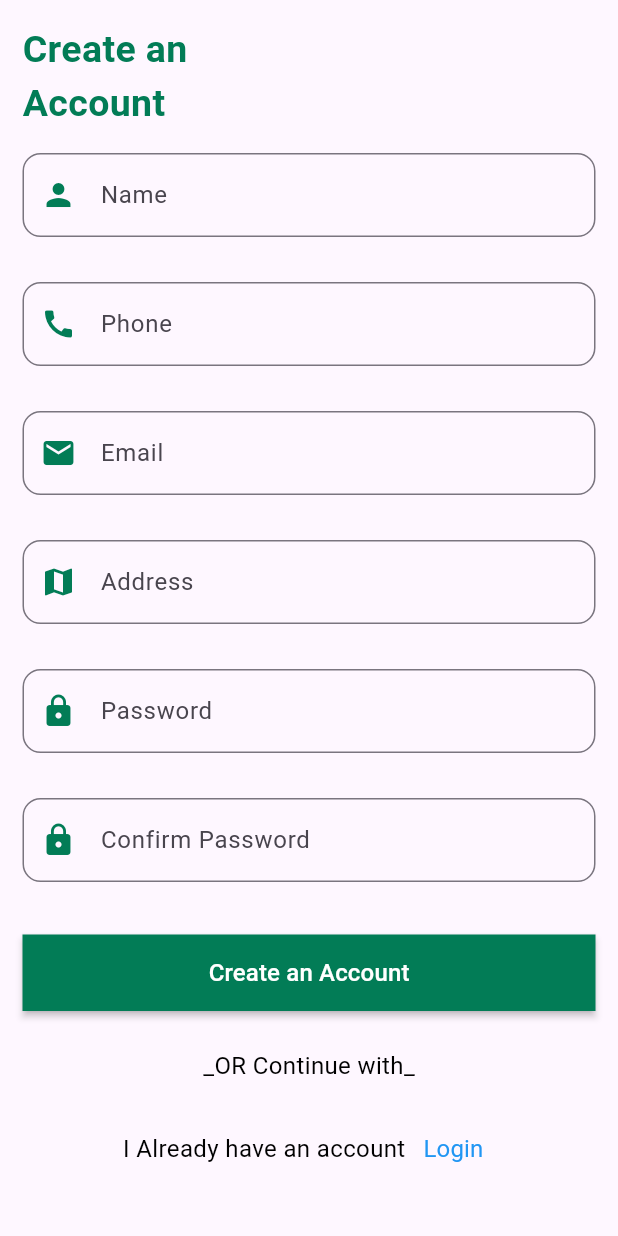
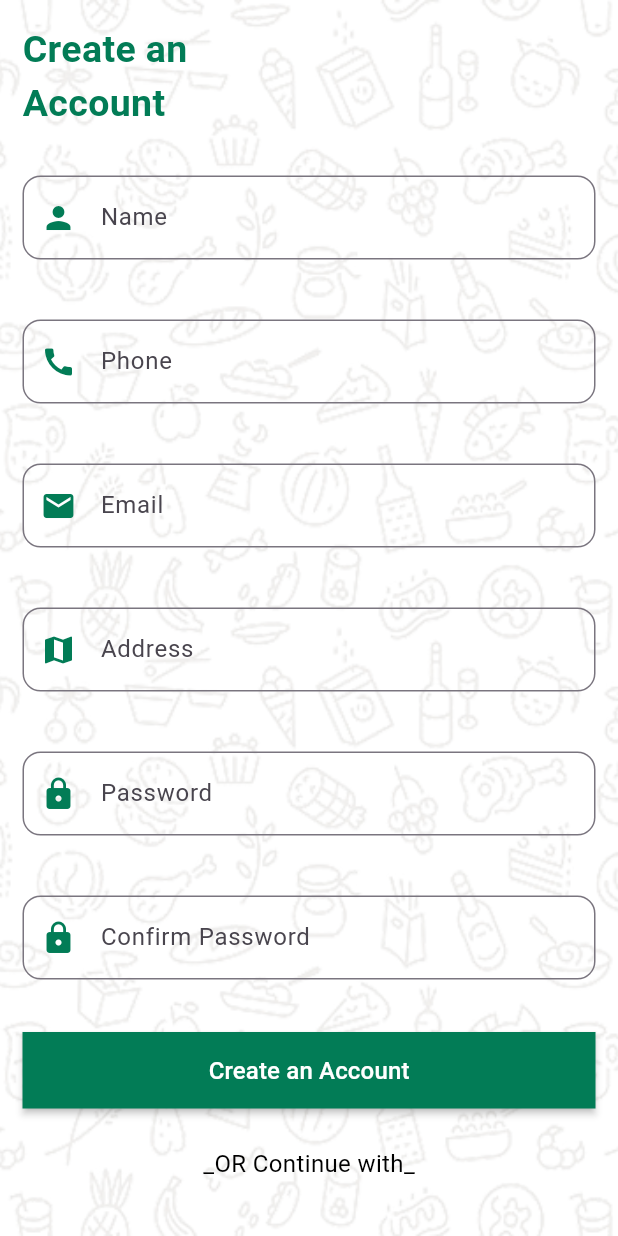
Before and after one commit to abdullah-habeel/Horeca-App, a Flutter app: the SignupPage screen opened directly, on a phone screen of 412 x 824 dp. Run offline on Flutter 3.47's test engine with Material 3 defaults, Android fonts, the phone set to English and light mode, and no system bars; our stand-ins replace carousel_slider, get, smooth_page_indicator.

```diff
--- a/lib/main.dart
+++ b/lib/main.dart
@@ -21,7 +21,7 @@ class MyApp extends StatelessWidget {
         useMaterial3: true,
       ),
       // getPages: Approutes.routes(),
-      // initialRoute: MyRoutename.splash,
+      // initialRoute: MyRoutename.splash1,
       home: const Paging(),
     );
   }
--- a/lib/router/route.dart
+++ b/lib/router/route.dart
@@ -2,11 +2,20 @@ import 'package:final_project/router/route_name.dart';
 import 'package:final_project/view/account/forget_pass.dart';
 import 'package:final_project/view/account/login.dart';
 import 'package:final_project/view/account/signup.dart';
+import 'package:final_project/view/splash/onboarding1.dart';
+import 'package:final_project/view/splash/onboarding2.dart';
+import 'package:final_project/view/splash/onboarding3.dart';
+import 'package:final_project/view/splash/onboarding4.dart';
 // import 'package:flutter/material.dart';
 import 'package:get/get.dart';
 
 class Approutes {
   static routes() => [
+    GetPage(name: MyRoutename.splash1, page: () => const Splash1()),
+    GetPage(name: MyRoutename.splash2, page: () => const Splash2()),
+    GetPage(name: MyRoutename.splash3, page: () => const Splash3()),
+    GetPage(name: MyRoutename.splash4, page: () => const Splash4()),
+
     GetPage(name: MyRoutename.login, page: () => const LoginPage()),
     GetPage(name: MyRoutename.signup, page: () => const SignupPage()),
     GetPage(name: MyRoutename.forget, page: () => const ForgetPage()),
--- a/lib/router/route_name.dart
+++ b/lib/router/route_name.dart
@@ -1,5 +1,9 @@
 class MyRoutename {
-  static const String splash = '/Splash';
+  static const String splash1 = '/Splash1';
+  static const String splash2 = '/Splash2';
+  static const String splash3 = '/Splash3';
+  static const String splash4 = '/Splash4';
+
   static const String login = '/Login';
   static const String signup = '/Signup';
   static const String forget = '/Forget';
--- a/lib/view/account/signup.dart
+++ b/lib/view/account/signup.dart
@@ -1,12 +1,13 @@
+import 'package:flutter/material.dart';
+import 'package:get/get.dart';
 import 'package:final_project/custom_widgets/custom_color.dart';
 import 'package:final_project/custom_widgets/custom_eleveted_button.dart';
 import 'package:final_project/custom_widgets/custom_text.dart';
 import 'package:final_project/custom_widgets/custom_textbutton.dart';
 import 'package:final_project/custom_widgets/custom_textformfield.dart';
 import 'package:final_project/custom_widgets/gapbox.dart';
+import 'package:final_project/custom_widgets/custom_images.dart';
 import 'package:final_project/router/route_name.dart';
-import 'package:flutter/material.dart';
-import 'package:get/get.dart';
 
 class SignupPage extends StatelessWidget {
   const SignupPage({super.key});
@@ -14,7 +15,13 @@ class SignupPage extends StatelessWidget {
   @override
   Widget build(BuildContext context) {
     return Scaffold(
-      body: SingleChildScrollView(
+      body: SizedBox.expand(
+        child: Stack(
+          children: [
+            Positioned.fill(
+              child: Image.asset(ProjectImages.background, fit: BoxFit.cover),
+            ),
+            SingleChildScrollView(
               child: SafeArea(
                 child: Padding(
                   padding: const EdgeInsets.all(15.0),
@@ -27,43 +34,45 @@ class SignupPage extends StatelessWidget {
                         fontWeight: FontWeight.bold,
                         color: AppColors.greendark,
                       ),
+                      GapBox(15),
                       CustomTextFormField(
                         labelText: 'Name',
-                  hintText: 'Enter  your Name here',
+                        hintText: 'Enter your Name here',
                         prefixIcon: Icons.person,
                       ),
-
+                      GapBox(10),
                       CustomTextFormField(
                         labelText: 'Phone',
                         hintText: 'Enter your Phone No.',
                         prefixIcon: Icons.call,
                       ),
-
+                      GapBox(10),
                       CustomTextFormField(
                         labelText: 'Email',
                         hintText: 'Enter your Email here',
                         prefixIcon: Icons.email,
                       ),
-
+                      GapBox(10),
                       CustomTextFormField(
                         labelText: 'Address',
                         hintText: 'Address',
                         prefixIcon: Icons.map,
                       ),
-
+                      GapBox(10),
                       CustomTextFormField(
                         labelText: 'Password',
                         hintText: 'Password',
                         prefixIcon: Icons.lock,
+                        obscureText: true,
                       ),
-
+                      GapBox(10),
                       CustomTextFormField(
                         labelText: 'Confirm Password',
                         hintText: 'Confirm Password',
                         prefixIcon: Icons.lock,
+                        obscureText: true,
                       ),
                       GapBox(20),
-
                       CustomElevatedButton(
                         label: 'Create an Account',
                         bgColor: AppColors.greendark,
@@ -72,19 +81,22 @@ class SignupPage extends StatelessWidget {
                         },
                       ),
                       GapBox(25),
-
                       Align(
                         alignment: Alignment.center,
                         child: CustomText(text: '_OR Continue with_'),
                       ),
                       GapBox(20),
-
                       Row(
                         mainAxisAlignment: MainAxisAlignment.center,
                         children: [
-                    CustomText(text: ' I Already have an account'),
-                    GapBox(20),
-                    CustomTextButton(label: 'Login', onPressed: () {}),
+                          CustomText(text: 'I already have an account'),
+                          GapBox(10),
+                          CustomTextButton(
+                            label: 'Login',
+                            onPressed: () {
+                              Get.toNamed(MyRoutename.login);
+                            },
+                          ),
                         ],
                       ),
                     ],
@@ -92,6 +104,9 @@ class SignupPage extends StatelessWidget {
                 ),
               ),
             ),
+          ],
+        ),
+      ),
     );
   }
 }
--- a/lib/view/home/product.dart
+++ b/lib/view/home/product.dart
@@ -3,7 +3,6 @@ import 'package:final_project/custom_widgets/searchtile.dart';
 import 'package:flutter/material.dart';
 import 'package:final_project/custom_widgets/appbar_class.dart';
 import 'package:final_project/custom_widgets/bottom_navigation_bar.dart';
-import 'package:final_project/custom_widgets/custom_color.dart';
 import 'package:final_project/custom_widgets/gradant_container.dart';
 import 'package:final_project/custom_widgets/custom_images.dart';
 
--- a/lib/view/splash/onboarding1.dart
+++ b/lib/view/splash/onboarding1.dart
@@ -1,6 +1,8 @@
 import 'package:final_project/custom_widgets/custom_images.dart';
 import 'package:final_project/custom_widgets/splash_widget.dart';
+import 'package:final_project/router/route_name.dart';
 import 'package:flutter/material.dart';
+import 'package:get/get.dart';
 
 class Splash1 extends StatelessWidget {
   const Splash1({super.key});
@@ -13,7 +15,9 @@ class Splash1 extends StatelessWidget {
         title: 'Get Food Delivered \nto Your Doorstep',
         imagePath: ProjectImages.onboarding1,
         buttonLabel: 'next',
-        onPressed: () {},
+        onPressed: () {
+          Get.toNamed(MyRoutename.splash2);
+        },
       ),
     );
   }
--- a/lib/view/splash/onboarding2.dart
+++ b/lib/view/splash/onboarding2.dart
@@ -1,6 +1,8 @@
 import 'package:final_project/custom_widgets/custom_images.dart';
 import 'package:final_project/custom_widgets/splash_widget.dart';
+import 'package:final_project/router/route_name.dart';
 import 'package:flutter/material.dart';
+import 'package:get/get.dart';
 
 class Splash2 extends StatelessWidget {
   const Splash2({super.key});
@@ -11,7 +13,9 @@ class Splash2 extends StatelessWidget {
       title: 'Discover New Food \nBrands with our APP',
       imagePath: ProjectImages.onboarding2,
       buttonLabel: 'Next',
-      onPressed: () {},
+      onPressed: () {
+        Get.toNamed(MyRoutename.splash3);
+      },
     );
   }
 }
--- a/lib/view/splash/onboarding3.dart
+++ b/lib/view/splash/onboarding3.dart
@@ -1,6 +1,8 @@
 import 'package:final_project/custom_widgets/custom_images.dart';
 import 'package:final_project/custom_widgets/splash_widget.dart';
+import 'package:final_project/router/route_name.dart';
 import 'package:flutter/material.dart';
+import 'package:get/get.dart';
 
 class Splash3 extends StatelessWidget {
   const Splash3({super.key});
@@ -11,7 +13,9 @@ class Splash3 extends StatelessWidget {
       title: 'Experience Convenient \nand Fast Food Delivery\nWith Our App',
       imagePath: ProjectImages.onboarding3,
       buttonLabel: 'Next',
-      onPressed: () {},
+      onPressed: () {
+        Get.toNamed(MyRoutename.splash4);
+      },
     );
   }
 }
```
Also changed, not shown: lib/view/account/forget_pass.dart (+19 -5 lines), lib/view/account/login.dart (+8 -4 lines). Lines whose indentation alone changed are shown as unchanged.
